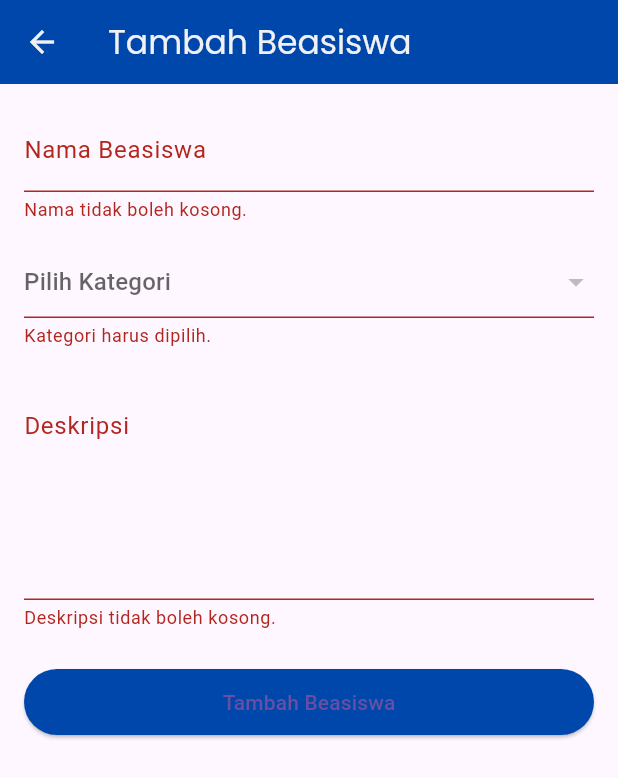
After one commit to asmawilubis/beasiswa, a Flutter app: the AdminAddEditBeasiswaPage screen opened directly, after a tap on "Tambah Beasiswa", on a phone screen of 412 x 824 dp. The commit adds this screen. Shown: the top 778 px of the screen. Run offline on Flutter 3.47's test engine with Material 3 defaults, Android fonts, the phone set to English and light mode, and no system bars; our stand-ins replace google_fonts; accounts and stored records are empty; network calls fail.

Commit message:
kelola category dan beasiswa

```diff
--- a/lib/models/reg_detail_model.dart
+++ b/lib/models/reg_detail_model.dart
@@ -10,7 +10,6 @@ class RegDetailModel {
   factory RegDetailModel.fromJson(Map<String, dynamic> json) {
     return RegDetailModel(
       id: json['id'],
-      // Mengasumsikan objek 'beasiswa' ada di dalam setiap 'detail'
       beasiswa: BeasiswaModel.fromJson(json['beasiswa']),
     );
   }
--- a/lib/models/reg_model.dart
+++ b/lib/models/reg_model.dart
@@ -18,13 +18,11 @@ class RegModel {
 
   // Factory constructor untuk membuat instance RegModel dari JSON
   factory RegModel.fromJson(Map<String, dynamic> json) {
-    // Memastikan 'details' tidak null dan merupakan sebuah list
     var detailsList = json['details'] as List? ?? [];
     return RegModel(
       id: json['id'],
       status: json['status'],
       description: json['description'] ?? '',
-      // Mengubah setiap item di list details menjadi objek RegDetailModel
       details:
           detailsList.map((detail) => RegDetailModel.fromJson(detail)).toList(),
       user: json['user'] != null ? UserModel.fromJson(json['user']) : null,
--- /dev/null
+++ b/lib/pages/admin/admin_add_edit_beasiswa_page.dart
@@ -0,0 +1,201 @@
+import 'package:beasiswa/models/beasiswa_model.dart';
+import 'package:beasiswa/models/category_model.dart';
+import 'package:beasiswa/providers/admin_providers.dart';
+import 'package:beasiswa/providers/auth_provider.dart';
+import 'package:beasiswa/theme.dart';
+import 'package:flutter/material.dart';
+import 'package:provider/provider.dart';
+
+class AdminAddEditBeasiswaPage extends StatefulWidget {
+  final BeasiswaModel? beasiswa;
+
+  const AdminAddEditBeasiswaPage({this.beasiswa, super.key});
+
+  @override
+  State<AdminAddEditBeasiswaPage> createState() =>
+      _AdminAddEditBeasiswaPageState();
+}
+
+class _AdminAddEditBeasiswaPageState extends State<AdminAddEditBeasiswaPage> {
+  final _formKey = GlobalKey<FormState>();
+  late TextEditingController _nameController;
+  late TextEditingController _descriptionController;
+  int? _selectedCategoryId;
+  bool _isLoading = false;
+
+  @override
+  void initState() {
+    super.initState();
+    _nameController = TextEditingController(text: widget.beasiswa?.name ?? '');
+    _descriptionController = TextEditingController(
+      text: widget.beasiswa?.description ?? '',
+    );
+    _selectedCategoryId = widget.beasiswa?.category.id;
+  }
+
+  @override
+  void dispose() {
+    _nameController.dispose();
+    _descriptionController.dispose();
+    super.dispose();
+  }
+
+  void _saveForm() async {
+    // Validasi form dan pilihan kategori
+    if (!_formKey.currentState!.validate()) {
+      return;
+    }
+    if (_selectedCategoryId == null) {
+      ScaffoldMessenger.of(context).showSnackBar(
+        const SnackBar(
+          content: Text('Silakan pilih kategori terlebih dahulu.'),
+          backgroundColor: Colors.orange,
+        ),
+      );
+      return;
+    }
+
+    setState(() => _isLoading = true);
+
+    final authProvider = Provider.of<AuthProvider>(context, listen: false);
+    final adminProvider = Provider.of<AdminProvider>(context, listen: false);
+
+    try {
+      bool success;
+      if (widget.beasiswa == null) {
+        // Mode Tambah
+        success = await adminProvider.createBeasiswa(
+          token: authProvider.user.token!,
+          name: _nameController.text,
+          description: _descriptionController.text,
+          categoryId: _selectedCategoryId!,
+        );
+      } else {
+        // Mode Edit
+        success = await adminProvider.updateBeasiswa(
+          token: authProvider.user.token!,
+          id: widget.beasiswa!.id,
+          name: _nameController.text,
+          description: _descriptionController.text,
+          categoryId: _selectedCategoryId!,
+        );
+      }
+
+      // Jika proses di atas berhasil tanpa melempar error
+      if (success) {
+        Navigator.of(context).pop();
+        ScaffoldMessenger.of(context).showSnackBar(
+          SnackBar(
+            content: Text(
+              widget.beasiswa == null
+                  ? 'Beasiswa berhasil ditambahkan'
+                  : 'Beasiswa berhasil diperbarui',
+            ),
+            backgroundColor: Colors.green,
+          ),
+        );
+      } else {
+        // Ini akan dijalankan jika provider mengembalikan false tanpa error
+        ScaffoldMessenger.of(context).showSnackBar(
+          const SnackBar(
+            content: Text('Terjadi kesalahan yang tidak diketahui.'),
+            backgroundColor: Colors.red,
+          ),
+        );
+      }
+    } catch (e) {
+      ScaffoldMessenger.of(context).showSnackBar(
+        SnackBar(
+          content: Text(e.toString().replaceFirst("Exception: ", "")),
+          backgroundColor: Colors.red,
+        ),
+      );
+    } finally {
+      // Pastikan loading indicator selalu berhenti
+      setState(() => _isLoading = false);
+    }
+  }
+
+  @override
+  Widget build(BuildContext context) {
+    bool isEditMode = widget.beasiswa != null;
+    final categories = Provider.of<AdminProvider>(context).categories;
+
+    return Scaffold(
+      appBar: AppBar(
+        title: Text(
+          isEditMode ? 'Edit Beasiswa' : 'Tambah Beasiswa',
+          style: primaryTextStyle,
+        ),
+        backgroundColor: backgroundColor1,
+        iconTheme: IconThemeData(color: primaryTextColor),
+      ),
+      body: SingleChildScrollView(
+        padding: const EdgeInsets.all(16.0),
+        child: Form(
+          key: _formKey,
+          child: Column(
+            crossAxisAlignment: CrossAxisAlignment.stretch,
+            children: [
+              TextFormField(
+                controller: _nameController,
+                decoration: const InputDecoration(labelText: 'Nama Beasiswa'),
+                validator:
+                    (value) =>
+                        (value == null || value.isEmpty)
+                            ? 'Nama tidak boleh kosong.'
+                            : null,
+              ),
+              const SizedBox(height: 16),
+              DropdownButtonFormField<int>(
+                value: _selectedCategoryId,
+                hint: const Text('Pilih Kategori'),
+                items:
+                    categories.map<DropdownMenuItem<int>>((
+                      CategoryModel category,
+                    ) {
+                      return DropdownMenuItem<int>(
+                        value: category.id,
+                        child: Text(category.name),
+                      );
+                    }).toList(),
+                onChanged: (int? newValue) {
+                  setState(() => _selectedCategoryId = newValue);
+                },
+                validator:
+                    (value) => value == null ? 'Kategori harus dipilih.' : null,
+              ),
+              const SizedBox(height: 16),
+              TextFormField(
+                controller: _descriptionController,
+                decoration: const InputDecoration(
+                  labelText: 'Deskripsi',
+                  alignLabelWithHint: true,
+                ),
+                maxLines: 5,
+                validator:
+                    (value) =>
+                        (value == null || value.isEmpty)
+                            ? 'Deskripsi tidak boleh kosong.'
+                            : null,
+              ),
+              const SizedBox(height: 24),
+              _isLoading
+                  ? const Center(child: CircularProgressIndicator())
+                  : ElevatedButton(
+                    onPressed: _saveForm,
+                    style: ElevatedButton.styleFrom(
+                      backgroundColor: primaryColor,
+                      padding: const EdgeInsets.symmetric(vertical: 12),
+                    ),
+                    child: Text(
+                      isEditMode ? 'Simpan Perubahan' : 'Tambah Beasiswa',
+                    ),
+                  ),
+            ],
+          ),
+        ),
+      ),
+    );
+  }
+}
--- a/lib/pages/admin/admin_registration_detail_page.dart
+++ b/lib/pages/admin/admin_registration_detail_page.dart
@@ -16,7 +16,6 @@ class AdminRegistrationDetailPage extends StatelessWidget {
     final beasiswa = registration.details.first.beasiswa;
 
     void updateStatus(String newStatus) async {
-      // Tampilkan dialog konfirmasi
       bool confirm =
           await showDialog(
             context: context,
@@ -53,7 +52,7 @@ class AdminRegistrationDetailPage extends StatelessWidget {
               content: Text('Status berhasil diubah menjadi "$newStatus"'),
             ),
           );
-          Navigator.pop(context); // Kembali ke dashboard
+          Navigator.pop(context);
         } else {
           ScaffoldMessenger.of(context).showSnackBar(
             const SnackBar(
--- a/lib/pages/home/beasiswa_detail_page.dart
+++ b/lib/pages/home/beasiswa_detail_page.dart
@@ -17,7 +17,6 @@ class BeasiswaDetailPage extends StatelessWidget {
     final pendaftaran = beasiswaProvider.getRegistrationFor(beasiswa.id);
 
     Widget header() {
-      // ... (kode header tidak berubah)
       return Column(
         children: [
           Container(
@@ -59,7 +58,6 @@ class BeasiswaDetailPage extends StatelessWidget {
     }
 
     Widget buildBottomWidget() {
-      // ... (kode buildBottomWidget tidak berubah, sudah benar)
       if (pendaftaran == null) {
         return Container(
           width: double.infinity,
--- a/lib/providers/beasiswa_provider.dart
+++ b/lib/providers/beasiswa_provider.dart
@@ -11,6 +11,9 @@ class BeasiswaProvider with ChangeNotifier {
   List<RegModel> _registrations = [];
   List<RegModel> get registrations => _registrations;
 
+  int? _selectedCategoryId;
+  int? get selectedCategoryId => _selectedCategoryId;
+
   bool isRegistered(int beasiswaId) {
     return _registrations.any(
       (reg) => reg.details.any((detail) => detail.beasiswa?.id == beasiswaId),
@@ -20,6 +23,13 @@ class BeasiswaProvider with ChangeNotifier {
   set beasiswa(List<BeasiswaModel> beasiswa) {
     _beasiswa = beasiswa;
     notifyListeners();
+  }
+
+  void clearUserSpecificData() {
+    _registrations = [];
+    _selectedCategoryId = null;
+    notifyListeners();
+    print('BeasiswaProvider data cleared.');
   }
 
   Future<void> getBeasiswa() async {
--- a/lib/services/auth_services.dart
+++ b/lib/services/auth_services.dart
@@ -4,7 +4,7 @@ import 'package:beasiswa/models/user_model.dart';
 import 'package:http/http.dart' as http;
 
 class AuthServices {
-  String baseUrl = 'http://192.168.1.15:8000/api';
+  String baseUrl = 'http://192.168.1.15:8000/api'; // url API
 
   Future<UserModel> register({
     required String name,
@@ -61,10 +61,7 @@ class AuthServices {
 
   Future<void> logout(String token) async {
     var url = Uri.parse('$baseUrl/logout');
-    var headers = {
-      'Content-Type': 'application/json',
-      'Authorization': token, // Kirim token untuk autentikasi
-    };
+    var headers = {'Content-Type': 'application/json', 'Authorization': token};
 
     var response = await http.post(url, headers: headers);
 
```
Also changed, not shown: lib/pages/admin/admin_beasiswa_page.dart (added, +106 -0 lines), lib/pages/admin/admin_main_page.dart (+16 -11 lines), lib/pages/home/main_page_.dart (+4 -5 lines), lib/pages/home/profile_page.dart (+6 -2 lines), lib/providers/admin_providers.dart (+81 -13 lines), lib/services/beasiswa_services.dart (+154 -13 lines).
